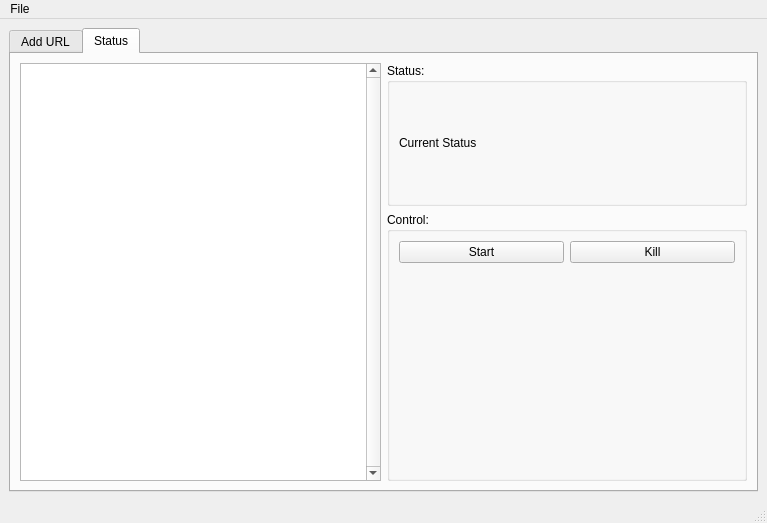
First picture: the form in qt4-layout/gui.ui, repository boon-code/mp-layer, before the edit.
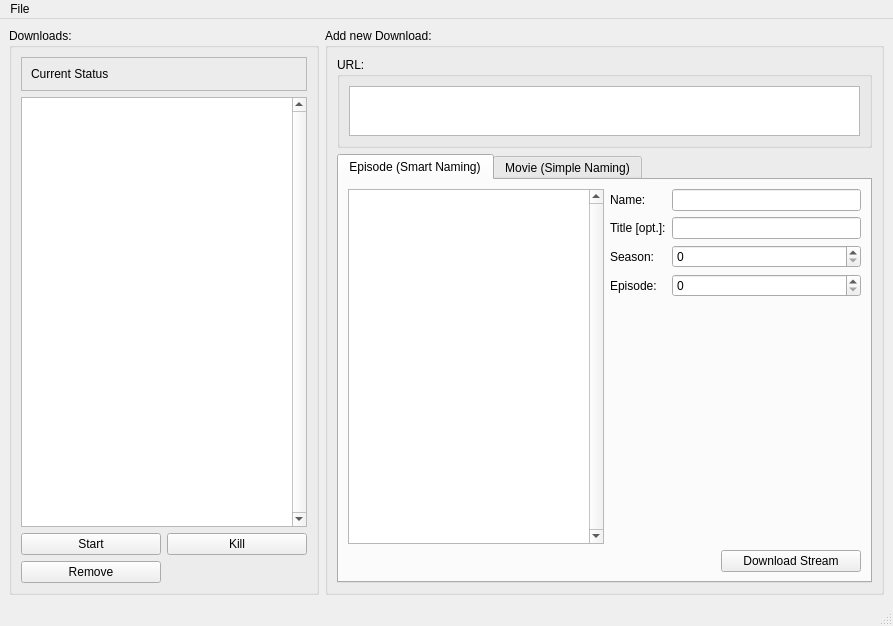
Second picture: the form after the edit. The open tabs and pages were chosen to show the change.

Commit message: Reworked gui (removed primary Tab Widget)

What changed in the file:
```diff
--- a/qt4-layout/gui.ui
+++ b/qt4-layout/gui.ui
@@ -6,26 +6,163 @@
    <rect>
     <x>0</x>
     <y>0</y>
-    <width>767</width>
-    <height>523</height>
+    <width>893</width>
+    <height>626</height>
    </rect>
   </property>
   <property name="windowTitle">
    <string>MainWindow</string>
   </property>
   <widget class="QWidget" name="centralwidget">
-   <layout class="QVBoxLayout" name="verticalLayout_4">
+   <layout class="QHBoxLayout" name="horizontalLayout_5">
     <item>
-     <widget class="QTabWidget" name="tabMain">
-      <property name="currentIndex">
-       <number>0</number>
+     <widget class="QGroupBox" name="grpDownloadArea">
+      <property name="title">
+       <string>Downloads:</string>
       </property>
-      <widget class="QWidget" name="tabAdd">
-       <attribute name="title">
-        <string>Add URL</string>
-       </attribute>
        <layout class="QVBoxLayout" name="verticalLayout_5">
         <item>
+        <widget class="QFrame" name="frame">
+         <property name="sizePolicy">
+          <sizepolicy hsizetype="Preferred" vsizetype="Preferred">
+           <horstretch>0</horstretch>
+           <verstretch>0</verstretch>
+          </sizepolicy>
+         </property>
+         <property name="frameShape">
+          <enum>QFrame::StyledPanel</enum>
+         </property>
+         <property name="frameShadow">
+          <enum>QFrame::Raised</enum>
+         </property>
+         <layout class="QVBoxLayout" name="verticalLayout_4">
+          <item>
+           <widget class="QLabel" name="labStatus">
+            <property name="sizePolicy">
+             <sizepolicy hsizetype="Preferred" vsizetype="Preferred">
+              <horstretch>0</horstretch>
+              <verstretch>0</verstretch>
+             </sizepolicy>
+            </property>
+            <property name="minimumSize">
+             <size>
+              <width>0</width>
+              <height>0</height>
+             </size>
+            </property>
+            <property name="text">
+             <string>Current Status</string>
+            </property>
+            <property name="alignment">
+             <set>Qt::AlignLeading|Qt::AlignLeft|Qt::AlignTop</set>
+            </property>
+            <property name="wordWrap">
+             <bool>true</bool>
+            </property>
+            <property name="textInteractionFlags">
+             <set>Qt::LinksAccessibleByMouse|Qt::TextSelectableByKeyboard|Qt::TextSelectableByMouse</set>
+            </property>
+           </widget>
+          </item>
+         </layout>
+        </widget>
+       </item>
+       <item>
+        <widget class="QListView" name="listView_2">
+         <property name="sizePolicy">
+          <sizepolicy hsizetype="Preferred" vsizetype="Expanding">
+           <horstretch>0</horstretch>
+           <verstretch>0</verstretch>
+          </sizepolicy>
+         </property>
+         <property name="minimumSize">
+          <size>
+           <width>280</width>
+           <height>0</height>
+          </size>
+         </property>
+         <property name="verticalScrollBarPolicy">
+          <enum>Qt::ScrollBarAlwaysOn</enum>
+         </property>
+        </widget>
+       </item>
+       <item>
+        <layout class="QGridLayout" name="gridLayout_2">
+         <item row="0" column="0">
+          <widget class="QPushButton" name="pubStart">
+           <property name="sizePolicy">
+            <sizepolicy hsizetype="Fixed" vsizetype="Fixed">
+             <horstretch>0</horstretch>
+             <verstretch>0</verstretch>
+            </sizepolicy>
+           </property>
+           <property name="minimumSize">
+            <size>
+             <width>140</width>
+             <height>0</height>
+            </size>
+           </property>
+           <property name="text">
+            <string>Start</string>
+           </property>
+          </widget>
+         </item>
+         <item row="0" column="1">
+          <widget class="QPushButton" name="pubKill">
+           <property name="sizePolicy">
+            <sizepolicy hsizetype="Fixed" vsizetype="Fixed">
+             <horstretch>0</horstretch>
+             <verstretch>0</verstretch>
+            </sizepolicy>
+           </property>
+           <property name="minimumSize">
+            <size>
+             <width>140</width>
+             <height>0</height>
+            </size>
+           </property>
+           <property name="text">
+            <string>Kill</string>
+           </property>
+          </widget>
+         </item>
+         <item row="1" column="0">
+          <widget class="QPushButton" name="pubRemove">
+           <property name="sizePolicy">
+            <sizepolicy hsizetype="Fixed" vsizetype="Fixed">
+             <horstretch>0</horstretch>
+             <verstretch>0</verstretch>
+            </sizepolicy>
+           </property>
+           <property name="minimumSize">
+            <size>
+             <width>140</width>
+             <height>0</height>
+            </size>
+           </property>
+           <property name="text">
+            <string>Remove</string>
+           </property>
+          </widget>
+         </item>
+        </layout>
+       </item>
+      </layout>
+     </widget>
+    </item>
+    <item>
+     <widget class="QGroupBox" name="grpAddArea">
+      <property name="sizePolicy">
+       <sizepolicy hsizetype="Expanding" vsizetype="Preferred">
+        <horstretch>0</horstretch>
+        <verstretch>0</verstretch>
+       </sizepolicy>
+      </property>
+      <property name="title">
+       <string>Add new Download:</string>
+      </property>
+      <layout class="QVBoxLayout" name="verticalLayout_6">
+       <item>
          <widget class="QGroupBox" name="groupBox">
           <property name="sizePolicy">
            <sizepolicy hsizetype="Expanding" vsizetype="Maximum">
@@ -80,6 +217,8 @@
            <attribute name="title">
             <string>Episode (Smart Naming)</string>
            </attribute>
+          <layout class="QVBoxLayout" name="verticalLayout_7">
+           <item>
            <layout class="QHBoxLayout" name="horizontalLayout_2">
             <item>
              <widget class="QListView" name="listView">
@@ -150,6 +289,38 @@
              </layout>
             </item>
            </layout>
+           </item>
+           <item>
+            <layout class="QHBoxLayout" name="horizontalLayout">
+             <item>
+              <spacer name="horizontalSpacer">
+               <property name="orientation">
+                <enum>Qt::Horizontal</enum>
+               </property>
+               <property name="sizeHint" stdset="0">
+                <size>
+                 <width>40</width>
+                 <height>20</height>
+                </size>
+               </property>
+              </spacer>
+             </item>
+             <item>
+              <widget class="QPushButton" name="pubAddEpisode">
+               <property name="minimumSize">
+                <size>
+                 <width>140</width>
+                 <height>0</height>
+                </size>
+               </property>
+               <property name="text">
+                <string>Download Stream</string>
+               </property>
+              </widget>
+             </item>
+            </layout>
+           </item>
+          </layout>
           </widget>
           <widget class="QWidget" name="tabNameSimple">
            <attribute name="title">
@@ -200,12 +371,8 @@
               </item>
              </layout>
             </item>
-           </layout>
-          </widget>
-         </widget>
-        </item>
         <item>
-         <layout class="QHBoxLayout" name="horizontalLayout">
+            <layout class="QHBoxLayout" name="horizontalLayout_6">
           <item>
            <spacer name="horizontalSpacer">
             <property name="orientation">
@@ -220,105 +387,25 @@
            </spacer>
           </item>
           <item>
-           <widget class="QPushButton" name="pubAdd">
-            <property name="text">
-             <string>Add URL</string>
-            </property>
-           </widget>
-          </item>
-         </layout>
-        </item>
-       </layout>
-      </widget>
-      <widget class="QWidget" name="tabStatus">
-       <attribute name="title">
-        <string>Status</string>
-       </attribute>
-       <layout class="QHBoxLayout" name="horizontalLayout_5">
-        <item>
-         <widget class="QListView" name="listView_2">
-          <property name="verticalScrollBarPolicy">
-           <enum>Qt::ScrollBarAlwaysOn</enum>
-          </property>
-         </widget>
-        </item>
-        <item>
-         <layout class="QVBoxLayout" name="verticalLayout_6">
-          <item>
-           <widget class="QGroupBox" name="grpStatus">
-            <property name="title">
-             <string>Status:</string>
-            </property>
-            <layout class="QVBoxLayout" name="verticalLayout_7">
-             <item>
-              <widget class="QLabel" name="labStatus">
-               <property name="sizePolicy">
-                <sizepolicy hsizetype="Expanding" vsizetype="Expanding">
-                 <horstretch>0</horstretch>
-                 <verstretch>0</verstretch>
-                </sizepolicy>
-               </property>
+              <widget class="QPushButton" name="pubAddSimple">
                <property name="minimumSize">
                 <size>
-                 <width>0</width>
+                 <width>140</width>
                  <height>0</height>
                 </size>
                </property>
                <property name="text">
-                <string>Current Status</string>
+                <string>Download Stream</string>
                </property>
               </widget>
              </item>
             </layout>
-           </widget>
-          </item>
-          <item>
-           <widget class="QGroupBox" name="grpControl">
-            <property name="title">
-             <string>Control:</string>
-            </property>
-            <property name="flat">
-             <bool>false</bool>
-            </property>
-            <layout class="QVBoxLayout" name="verticalLayout_8">
-             <item>
-              <layout class="QGridLayout" name="gridLayout_2">
-               <item row="0" column="0">
-                <widget class="QPushButton" name="pubStart">
-                 <property name="text">
-                  <string>Start</string>
-                 </property>
-                </widget>
-               </item>
-               <item row="0" column="1">
-                <widget class="QPushButton" name="pubKill">
-                 <property name="text">
-                  <string>Kill</string>
-                 </property>
+           </item>
+          </layout>
+         </widget>
                 </widget>
                </item>
               </layout>
-             </item>
-             <item>
-              <spacer name="verticalSpacer_3">
-               <property name="orientation">
-                <enum>Qt::Vertical</enum>
-               </property>
-               <property name="sizeHint" stdset="0">
-                <size>
-                 <width>20</width>
-                 <height>206</height>
-                </size>
-               </property>
-              </spacer>
-             </item>
-            </layout>
-           </widget>
-          </item>
-         </layout>
-        </item>
-       </layout>
-      </widget>
      </widget>
     </item>
    </layout>
@@ -328,7 +415,7 @@
     <rect>
      <x>0</x>
      <y>0</y>
-     <width>767</width>
+     <width>893</width>
      <height>23</height>
     </rect>
    </property>
```
Left out of the diff: 8 changed lines with no effect on the pictures. Lines whose indentation alone changed are shown as unchanged.
